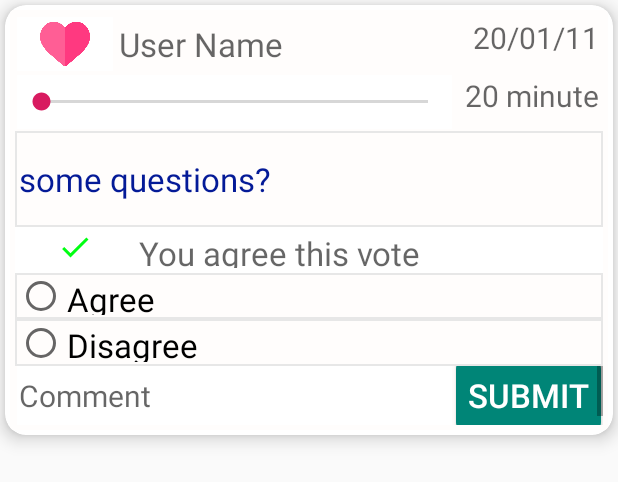
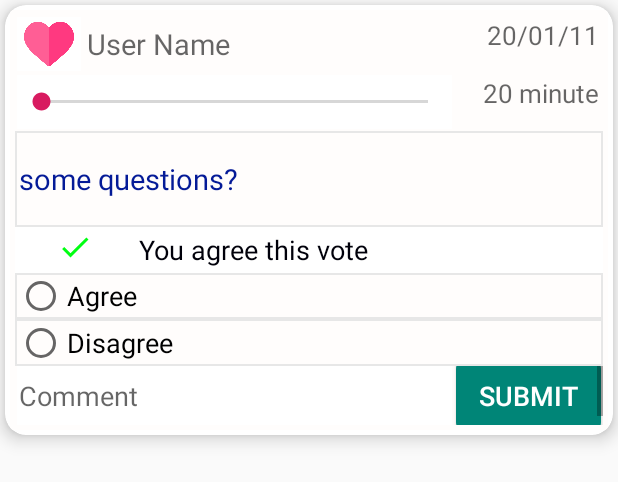
Before and after one commit to Rashedul158373/OpenVote, an Android app: the layout vote_row.xml on its own in the app's theme, with its tools: preview values and no code run, on a phone screen of 412 x 824 dp. Shown: the top 482 px of the screen. Run offline under Robolectric (Android 15) with nearby library versions, the phone set to English and light mode, and no system bars.

Commit message:
home vote pojoclass add

```diff
--- a/app/src/main/res/layout/vote_row.xml
+++ b/app/src/main/res/layout/vote_row.xml
@@ -46,12 +46,12 @@
             android:layout_height="match_parent"
             android:layout_gravity="center"
             android:layout_margin="1dp"
-            android:layout_weight="3"
+            android:layout_weight="6"
             android:hint="User Name"
             android:gravity="center_vertical"
             android:padding="1dp"
             android:textColor="#041A97"
-            android:textSize="22sp" />
+            android:textSize="19sp" />
 
         <TextView
             android:id="@+id/submit_date_TV"
@@ -62,7 +62,7 @@
             android:layout_gravity="end"
             android:layout_margin="1dp"
             android:hint="20/01/11"
-            android:textSize="20sp"
+            android:textSize="17sp"
             android:padding="1dp"
             android:textColor="#041A97"
             />
@@ -96,7 +96,7 @@
                 android:layout_gravity="end"
                 android:layout_margin="1dp"
                 android:hint="20 minute"
-                android:textSize="20sp"
+                android:textSize="17sp"
                 android:padding="1dp"
                 android:textColor="#041A97"
                 />
@@ -110,6 +110,7 @@
             android:background="#E7E7E7">
 
             <TextView
+                android:visibility="visible"
                 android:id="@+id/title_tv"
                 android:layout_width="match_parent"
                 android:layout_height="0dp"
@@ -118,7 +119,7 @@
                 android:gravity="center_vertical"
                 android:text="some questions?"
                 android:textColor="#041A97"
-                android:textSize="22dp"
+                android:textSize="19dp"
                 android:padding="1dp"
                 android:layout_margin="1dp"
                 />
@@ -143,19 +144,47 @@
                     android:layout_gravity="left"
                     android:padding="1dp"
                     android:layout_margin="1dp"/>
+                <ImageView
+                    android:visibility="gone"
+                    android:id="@+id/disagree_Check"
+                    android:layout_width="0dp"
+                    android:layout_height="wrap_content"
+                    android:layout_weight="1"
+                    android:src="@drawable/ic_check_disagree"
+                    android:textSize="20dp"
+                    android:background="#FFFFFF"
+                    android:gravity="left"
+                    android:scaleType="fitCenter"
+                    android:layout_gravity="left"
+                    android:padding="1dp"
+                    android:layout_margin="1dp"/>
 
                 <TextView
-                    android:id="@+id/resultMessage_TV"
+                    android:visibility="visible"
+                    android:id="@+id/agreeMessage_TV"
                     android:layout_width="0dp"
                     android:layout_height="27dp"
                     android:layout_gravity="center"
                     android:layout_margin="1dp"
                     android:layout_weight="4"
                     android:gravity="center_vertical"
-                    android:hint="You agree this vote"
+                    android:text="You agree this vote"
                     android:padding="1dp"
-                    android:textColor="#041A97"
-                    android:textSize="22sp" />
+                    android:textColor="#00000A"
+                    android:textSize="18dp" />
+                <TextView
+                    android:visibility="gone"
+                    android:id="@+id/disagreeMessage_TV"
+                    android:layout_width="0dp"
+                    android:layout_height="27dp"
+                    android:layout_gravity="center"
+                    android:layout_margin="1dp"
+                    android:layout_weight="4"
+                    android:gravity="center_vertical"
+                    android:text="You disagree this vote"
+                    android:padding="1dp"
+                    android:textColor="#00000A"
+                    android:textSize="18dp" />
             </LinearLayout>
             <RadioGroup
                 android:id="@+id/decision_rg"
@@ -170,7 +199,7 @@
                     android:text="Agree"
                     android:layout_gravity="center_vertical"
                     android:background="#FFFDFC"
-                    android:textSize="22sp"
+                    android:textSize="18dp"
                     android:padding="1dp"
                     android:layout_margin="1dp"/>
                 <RadioButton
@@ -182,7 +211,7 @@
                     android:layout_gravity="center_vertical"
                     android:padding="1dp"
                     android:text="Disagree"
-                    android:textSize="22sp" />
+                    android:textSize="18dp" />
 
             </RadioGroup>
         </LinearLayout>
@@ -204,7 +233,7 @@
                     android:layout_weight="3"
                     android:hint="Comment"
                     android:layout_gravity="center_vertical"
-                    android:textSize="20dp"
+                    android:textSize="18dp"
                     android:background="#FFFFFF"
                     android:gravity="center_vertical"
                     android:padding="1dp"
@@ -216,7 +245,7 @@
                     android:layout_height="50sp"
                     android:layout_weight="1"
                     android:text="Submit"
-                    android:textSize="22sp"
+                    android:textSize="18sp"
                     android:textColor="#FFFFFF"
                     android:gravity="center"
                     android:layout_gravity="center"
```
Also changed, not shown: app/src/main/java/com/example/openvote/pojo/VotePojo.java (+86 -0 lines).
